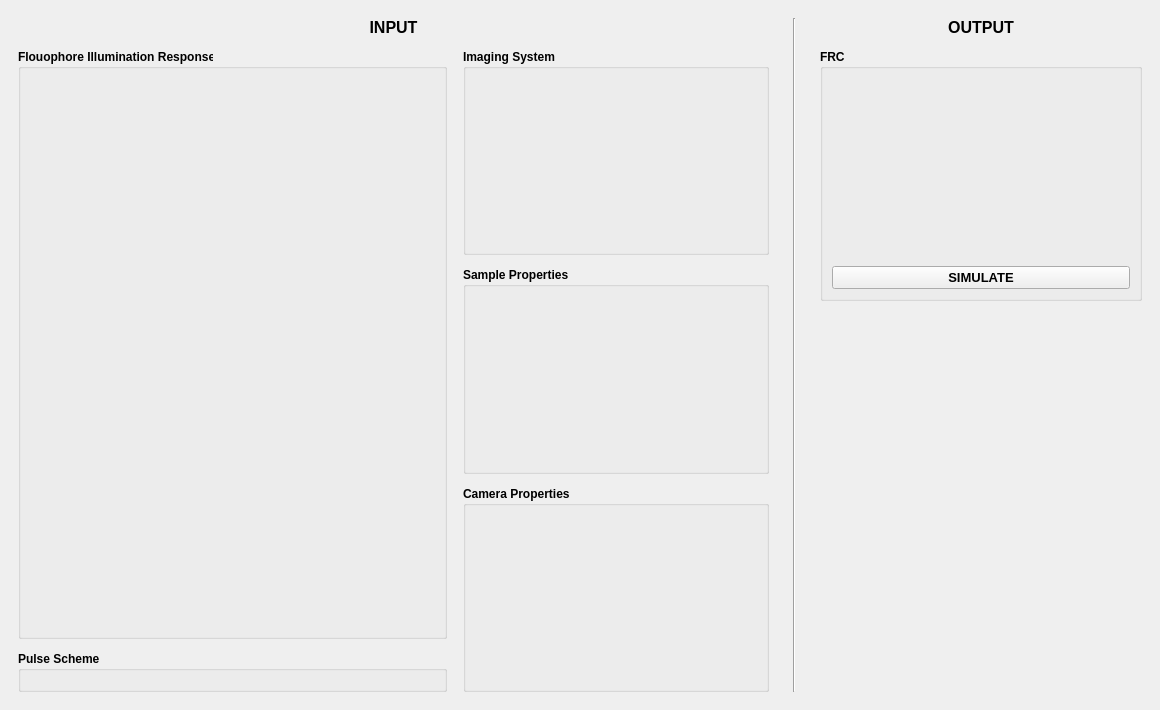
First picture: the form in frcpredict/ui/window/main_window_w.ui, repository Bodeeen/Resolution_prediction_software, before the edit.
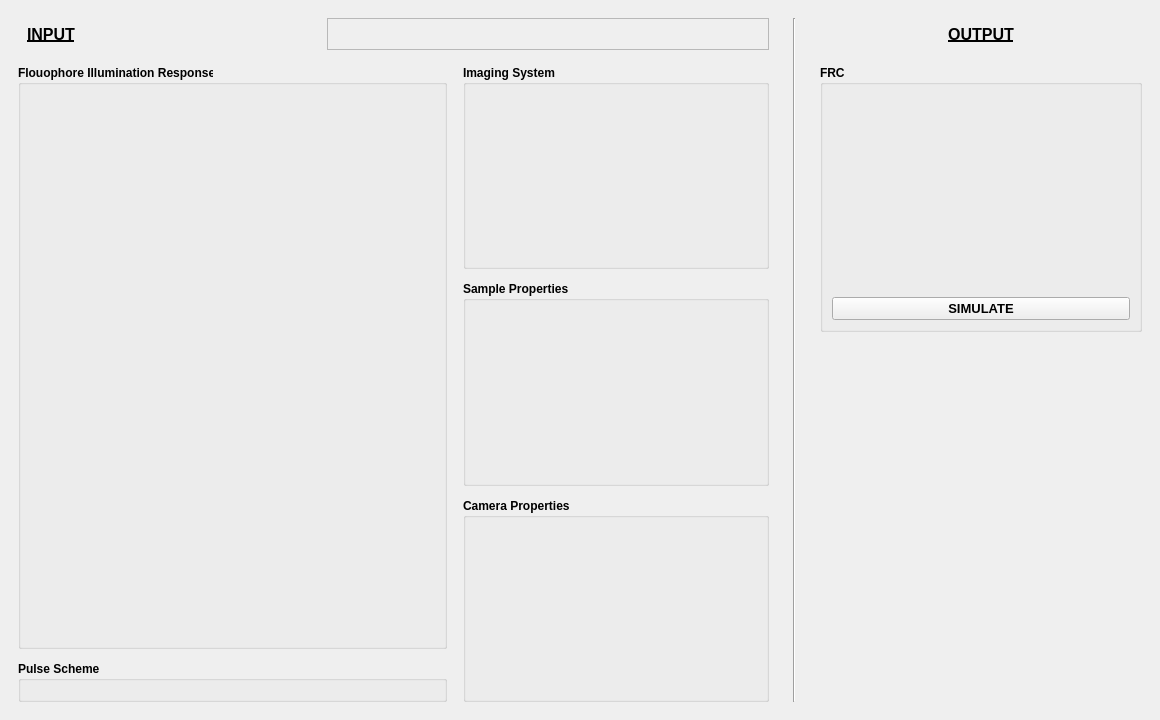
Second picture: the form after the edit. Custom widgets are drawn as their Qt base class.

Commit message: feat: preset picker (#7)

Patch:
```diff
--- a/frcpredict/ui/window/main_window_w.ui
+++ b/frcpredict/ui/window/main_window_w.ui
@@ -7,19 +7,19 @@
     <x>0</x>
     <y>0</y>
     <width>1160</width>
-    <height>710</height>
+    <height>720</height>
    </rect>
   </property>
   <property name="minimumSize">
    <size>
     <width>1160</width>
-    <height>710</height>
+    <height>720</height>
    </size>
   </property>
   <property name="maximumSize">
    <size>
     <width>16777215</width>
-    <height>710</height>
+    <height>16777215</height>
    </size>
   </property>
   <property name="windowTitle">
@@ -51,24 +51,71 @@
     <item>
      <layout class="QVBoxLayout" name="verticalLayout_8" stretch="0,1">
       <property name="spacing">
-       <number>12</number>
+       <number>15</number>
       </property>
       <item>
-       <widget class="QLabel" name="label">
-        <property name="font">
-         <font>
-          <pointsize>12</pointsize>
-          <weight>75</weight>
-          <bold>true</bold>
-         </font>
+       <layout class="QHBoxLayout" name="horizontalLayout_3" stretch="2,3">
+        <property name="leftMargin">
+         <number>0</number>
         </property>
-        <property name="text">
-         <string>INPUT</string>
+        <property name="rightMargin">
+         <number>0</number>
         </property>
-        <property name="alignment">
-         <set>Qt::AlignCenter</set>
-        </property>
-       </widget>
+        <item>
+         <widget class="QLabel" name="label">
+          <property name="minimumSize">
+           <size>
+            <width>0</width>
+            <height>32</height>
+           </size>
+          </property>
+          <property name="font">
+           <font>
+            <pointsize>12</pointsize>
+            <weight>75</weight>
+            <bold>true</bold>
+            <underline>true</underline>
+           </font>
+          </property>
+          <property name="text">
+           <string>INPUT</string>
+          </property>
+          <property name="alignment">
+           <set>Qt::AlignLeading|Qt::AlignLeft|Qt::AlignVCenter</set>
+          </property>
+          <property name="indent">
+           <number>9</number>
+          </property>
+         </widget>
+        </item>
+        <item>
+         <widget class="QFrame" name="frame">
+          <property name="frameShape">
+           <enum>QFrame::StyledPanel</enum>
+          </property>
+          <property name="frameShadow">
+           <enum>QFrame::Plain</enum>
+          </property>
+          <layout class="QGridLayout" name="gridLayout_7">
+           <property name="leftMargin">
+            <number>9</number>
+           </property>
+           <property name="topMargin">
+            <number>0</number>
+           </property>
+           <property name="rightMargin">
+            <number>9</number>
+           </property>
+           <property name="bottomMargin">
+            <number>0</number>
+           </property>
+           <item row="0" column="0">
+            <widget class="PresetPickerWidget" name="presetPicker" native="true"/>
+           </item>
+          </layout>
+         </widget>
+        </item>
+       </layout>
       </item>
       <item>
        <layout class="QHBoxLayout" name="horizontalLayout_2" stretch="7,5">
@@ -229,17 +276,24 @@
      </widget>
     </item>
     <item>
-     <layout class="QVBoxLayout" name="verticalLayout_5" stretch="0,2,3">
+     <layout class="QVBoxLayout" name="verticalLayout_5" stretch="0,3,4">
       <property name="spacing">
-       <number>12</number>
+       <number>15</number>
       </property>
       <item>
        <widget class="QLabel" name="label_2">
+        <property name="minimumSize">
+         <size>
+          <width>0</width>
+          <height>32</height>
+         </size>
+        </property>
         <property name="font">
          <font>
           <pointsize>12</pointsize>
           <weight>75</weight>
           <bold>true</bold>
+          <underline>true</underline>
          </font>
         </property>
         <property name="text">
@@ -248,6 +302,9 @@
         <property name="alignment">
          <set>Qt::AlignCenter</set>
         </property>
+        <property name="indent">
+         <number>0</number>
+        </property>
        </widget>
       </item>
       <item>
@@ -262,17 +319,7 @@
          <string>FRC</string>
         </property>
         <layout class="QGridLayout" name="gridLayout_6">
-         <item row="0" column="0">
-          <widget class="FRCResultsWidget" name="frcResults" native="true">
-           <property name="font">
-            <font>
-             <weight>50</weight>
-             <bold>false</bold>
-            </font>
-           </property>
-          </widget>
-         </item>
-         <item row="1" column="0">
+         <item row="2" column="0">
           <widget class="QPushButton" name="btnSimulateFrc">
            <property name="font">
             <font>
@@ -286,6 +333,16 @@
            </property>
           </widget>
          </item>
+         <item row="1" column="0">
+          <widget class="FRCResultsWidget" name="frcResults" native="true">
+           <property name="font">
+            <font>
+             <weight>50</weight>
+             <bold>false</bold>
+            </font>
+           </property>
+          </widget>
+         </item>
         </layout>
        </widget>
       </item>
@@ -298,6 +355,12 @@
   </widget>
  </widget>
  <customwidgets>
+  <customwidget>
+   <class>PresetPickerWidget</class>
+   <extends>QWidget</extends>
+   <header>frcpredict.ui</header>
+   <container>1</container>
+  </customwidget>
   <customwidget>
    <class>FluorophoreSettingsWidget</class>
    <extends>QWidget</extends>
```
The commit also changes 49 other files.
